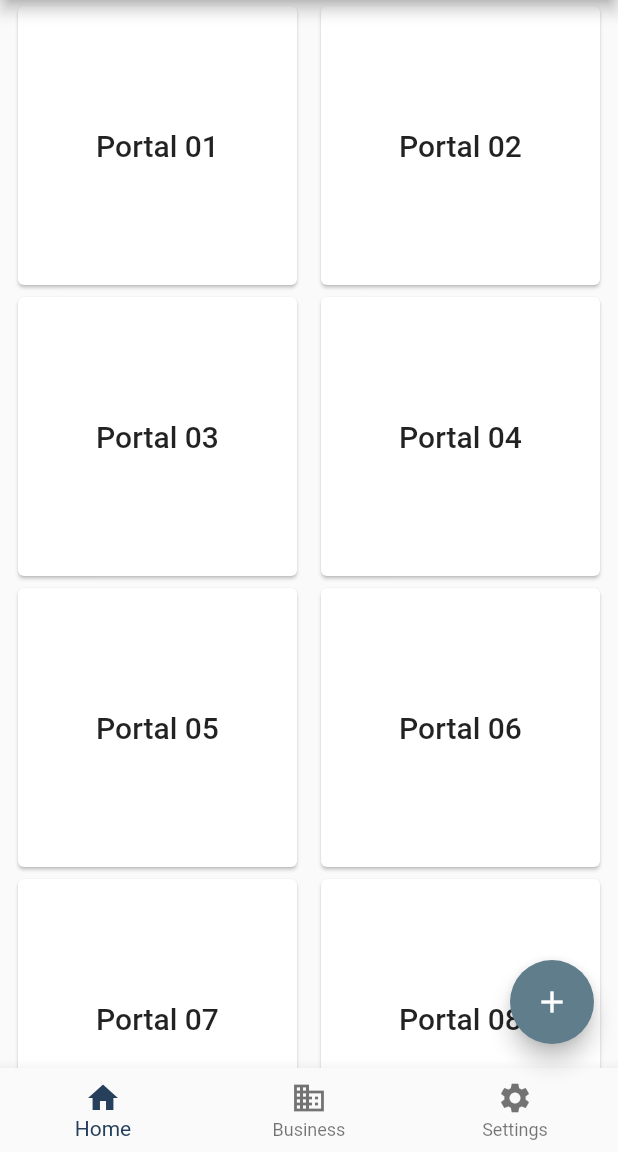
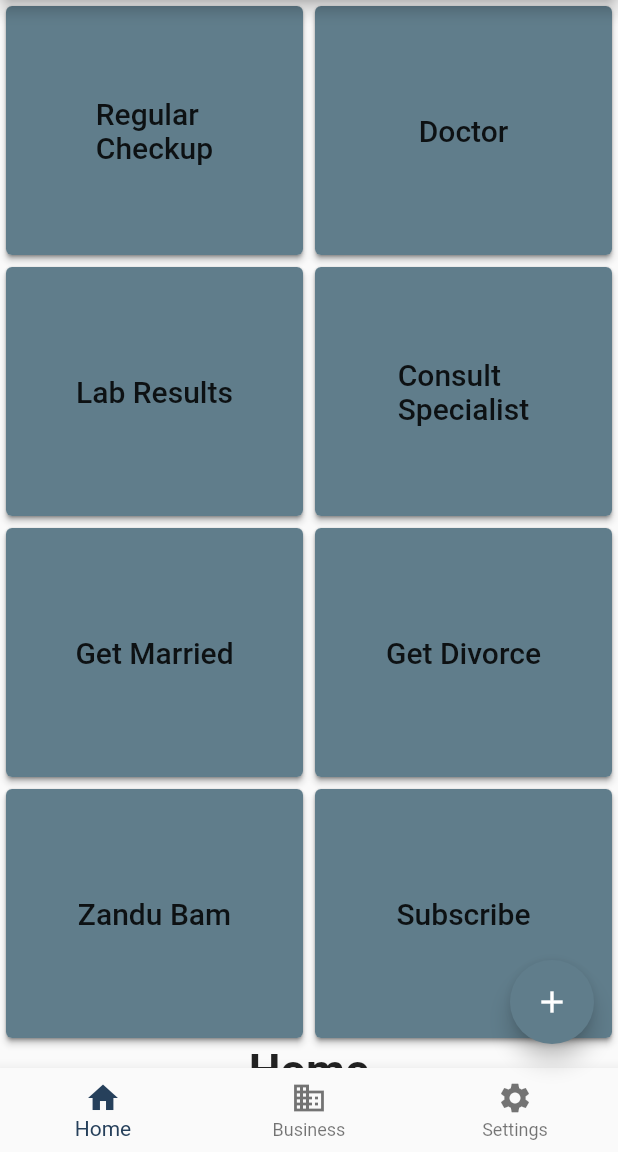
Before and after one commit to sync-jntuk/health-care-service, a Flutter app: the screen it shows after launch, on a phone screen of 412 x 824 dp, the part 84-1236 px from its top. Run offline on Flutter 3.47's test engine with Material 2 defaults, Android fonts, the phone set to English and light mode, and no system bars.

Commit message:
added buttons

```diff
--- a/lib/main.dart
+++ b/lib/main.dart
@@ -86,24 +86,19 @@ class _MyHomePageState extends State<MyHomePage> {
     );
   }
 
+  List<String> names = [
+    "Regular\nCheckup",
+    "Doctor",
+    "Lab Results",
+    "Consult\nSpecialist",
+    "Get Married",
+    "Get Divorce",
+    "Zandu Bam",
+    "Subscribe",
+  ];
+
   List<Widget> getPortal(double squareCardWidth) {
     List<Widget> portals = [];
-    List<String> names = [
-      "Portal 01",
-      "Portal 02",
-      "Portal 03",
-      "Portal 04",
-      "Portal 05",
-      "Portal 06",
-      "Portal 07",
-      "Portal 08",
-      "Portal 09",
-      "Portal 10",
-      "Portal 11",
-      "Portal 12",
-      "Portal 13",
-      "Portal 14",
-    ];
     for (int i = 0; i < names.length - names.length % 2; i += 2) {
       portals.add(TwoCardWidgets(
           names[i], names[i + 1], squareCardWidth, squareCardWidth));
@@ -115,7 +110,7 @@ class _MyHomePageState extends State<MyHomePage> {
   Widget build(BuildContext context) {
     double width = MediaQuery.of(context).size.width;
     // double height = MediaQuery.of(context).size.height;
-    double squareCardWidth = width / 2 - 20;
+    double squareCardWidth = width / 2 - 40;
     return Scaffold(
       appBar: AppBar(
         title: Text(widget.title),
@@ -176,10 +171,13 @@ class ElevatedCard extends StatelessWidget {
   Widget build(BuildContext context) {
     return Center(
       child: Card(
-        child: SizedBox(
-          width: cardWidth,
-          height: cardHeight,
-          child: Center(child: boxText),
+        child: ElevatedButton(
+          onPressed: () {},
+          child: SizedBox(
+            width: cardWidth,
+            height: cardHeight,
+            child: Center(child: boxText),
+          ),
         ),
       ),
     );
```
Also changed, not shown: lib/portals/doctor.dart (added).
